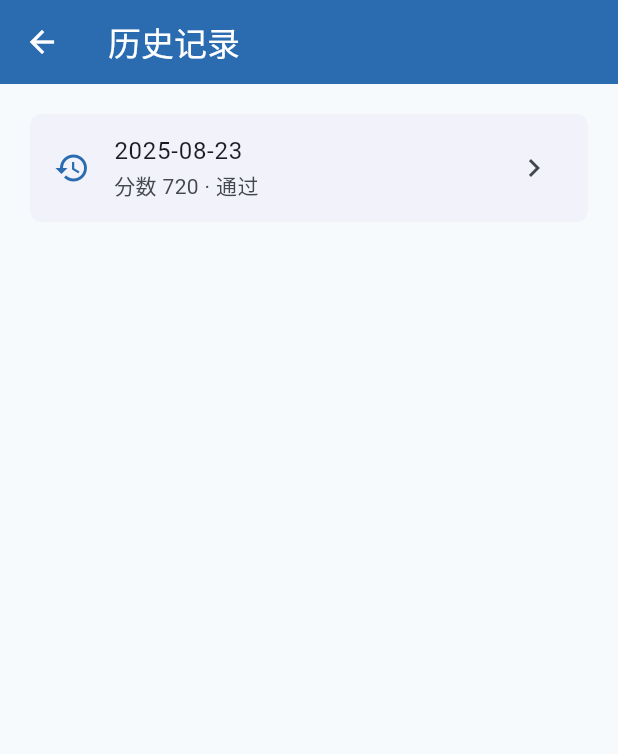
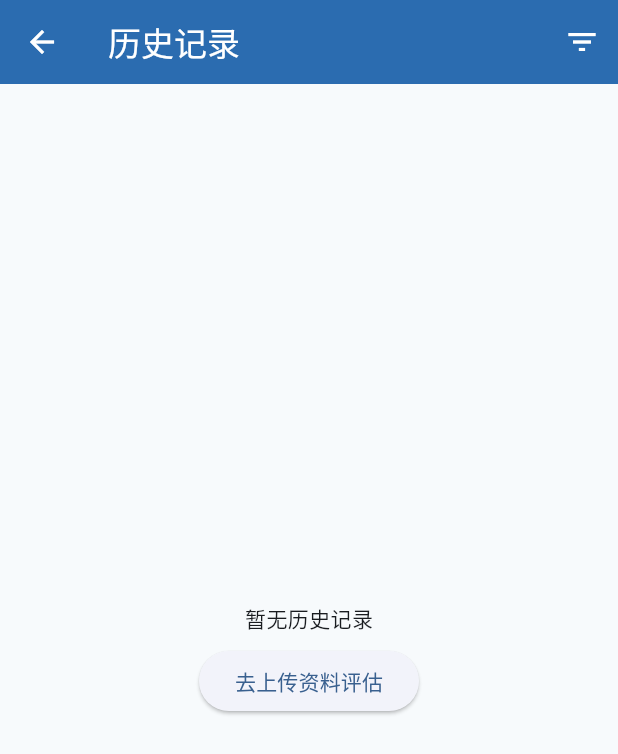
Before and after one commit to Dulpyanghaobo/RiskEyeMobileApp, a Flutter app: the HistoryPage screen opened directly, on a phone screen of 412 x 824 dp. Shown: the top 754 px of the screen. Run offline on Flutter 3.47's test engine with Material 3 defaults, Android fonts, the phone set to English and light mode, and no system bars; our stand-ins replace dio, flutter_image_compress, fluttertoast, image_picker, shared_preferences; accounts and stored records are empty; Roboto replaces fonts that are missing (SF Pro).

Commit message:
feat: add history page list with filters

```diff
--- a/risk_eye_mobile_app/lib/features/history/history_page.dart
+++ b/risk_eye_mobile_app/lib/features/history/history_page.dart
@@ -1,28 +1,187 @@
 import 'package:flutter/material.dart';
+
+import '../../models/history_item.dart';
+import '../../services/analytics_service.dart';
+import '../../state/providers.dart';
 import '../../widgets/app_bar.dart';
 import '../../widgets/cards.dart';
 import '../result/result_page.dart';
+import '../upload/upload_page.dart';
 
-class HistoryPage extends StatelessWidget {
+/// History list page showing past evaluations with filtering and sorting.
+class HistoryPage extends StatefulWidget {
   const HistoryPage({super.key});
+
+  static const String routeName = '/history';
+
+  @override
+  State<HistoryPage> createState() => _HistoryPageState();
+}
+
+enum _SortOption { latest, scoreDesc, scoreAsc }
+
+class _HistoryPageState extends State<HistoryPage> {
+  String? _decisionFilter;
+  _SortOption _sortOption = _SortOption.latest;
+
+  @override
+  void initState() {
+    super.initState();
+    AnalyticsService.logEvent('history_view');
+    appState.addListener(_onStateChanged);
+    appState.loadHistory();
+  }
+
+  void _onStateChanged() => setState(() {});
+
+  @override
+  void dispose() {
+    appState.removeListener(_onStateChanged);
+    super.dispose();
+  }
+
+  Future<void> _openFilter() async {
+    AnalyticsService.logEvent('history_filter_open');
+    final result = await showModalBottomSheet<_FilterResult>(
+      context: context,
+      builder: (context) {
+        String? decision = _decisionFilter;
+        _SortOption sort = _sortOption;
+        return StatefulBuilder(
+          builder: (context, setStateSheet) {
+            return Padding(
+              padding: const EdgeInsets.all(16),
+              child: Column(
+                mainAxisSize: MainAxisSize.min,
+                crossAxisAlignment: CrossAxisAlignment.start,
+                children: [
+                  const Text('决策状态'),
+                  DropdownButton<String?>(
+                    value: decision,
+                    isExpanded: true,
+                    items: const [
+                      DropdownMenuItem(value: null, child: Text('全部')),
+                      DropdownMenuItem(value: '通过', child: Text('通过')),
+                      DropdownMenuItem(value: '拒绝', child: Text('拒绝')),
+                      DropdownMenuItem(value: '需人工', child: Text('需人工')),
+                      DropdownMenuItem(value: '需补件', child: Text('需补件')),
+                      DropdownMenuItem(value: '进行中', child: Text('进行中')),
+                      DropdownMenuItem(value: '失败', child: Text('失败')),
+                    ],
+                    onChanged: (v) => setStateSheet(() => decision = v),
+                  ),
+                  const SizedBox(height: 16),
+                  const Text('排序'),
+                  RadioListTile<_SortOption>(
+                    title: const Text('最新优先'),
+                    value: _SortOption.latest,
+                    groupValue: sort,
+                    onChanged: (v) => setStateSheet(() => sort = v!),
+                  ),
+                  RadioListTile<_SortOption>(
+                    title: const Text('分数从高到低'),
+                    value: _SortOption.scoreDesc,
+                    groupValue: sort,
+                    onChanged: (v) => setStateSheet(() => sort = v!),
+                  ),
+                  RadioListTile<_SortOption>(
+                    title: const Text('分数从低到高'),
+                    value: _SortOption.scoreAsc,
+                    groupValue: sort,
+                    onChanged: (v) => setStateSheet(() => sort = v!),
+                  ),
+                  const SizedBox(height: 8),
+                  Align(
+                    alignment: Alignment.centerRight,
+                    child: ElevatedButton(
+                      onPressed: () =>
+                          Navigator.pop(context, _FilterResult(decision, sort)),
+                      child: const Text('应用'),
+                    ),
+                  )
+                ],
+              ),
+            );
+          },
+        );
+      },
+    );
+    if (result != null) {
+      setState(() {
+        _decisionFilter = result.decision;
+        _sortOption = result.sort;
+      });
+    }
+  }
 
   @override
   Widget build(BuildContext context) {
+    List<HistoryItem> items = List.from(appState.history);
+    if (_decisionFilter != null) {
+      items = items.where((e) => e.decision == _decisionFilter).toList();
+    }
+    switch (_sortOption) {
+      case _SortOption.latest:
+        items.sort((a, b) => b.createdAt.compareTo(a.createdAt));
+        break;
+      case _SortOption.scoreDesc:
+        items.sort((a, b) => b.score.compareTo(a.score));
+        break;
+      case _SortOption.scoreAsc:
+        items.sort((a, b) => a.score.compareTo(b.score));
+        break;
+    }
+
     return Scaffold(
-      appBar: const RiskAppBar(title: '历史记录'),
-      body: ListView(
-        padding: const EdgeInsets.all(16),
-        children: [
-          ListItemCard(
-            icon: Icons.history,
-            title: '2025-08-23',
-            subtitle: '分数 720 · 通过',
-            onTap: () {
-              Navigator.pushNamed(context, ResultPage.routeName);
-            },
+      appBar: RiskAppBar(
+        title: '历史记录',
+        actions: [
+          IconButton(
+            icon: const Icon(Icons.filter_list),
+            onPressed: _openFilter,
           ),
         ],
       ),
+      body: items.isEmpty
+          ? Center(
+              child: Column(
+                mainAxisSize: MainAxisSize.min,
+                children: [
+                  const Text('暂无历史记录'),
+                  const SizedBox(height: 8),
+                  ElevatedButton(
+                    onPressed: () =>
+                        Navigator.pushNamed(context, UploadPage.routeName),
+                    child: const Text('去上传资料评估'),
+                  ),
+                ],
+              ),
+            )
+          : ListView.builder(
+              padding: const EdgeInsets.all(16),
+              itemCount: items.length,
+              itemBuilder: (context, index) {
+                final item = items[index];
+                final date =
+                    item.createdAt.toLocal().toString().split('.').first;
+                return ListItemCard(
+                  icon: Icons.history,
+                  title: date,
+                  subtitle: '分数 ${item.score} · ${item.decision}',
+                  onTap: () {
+                    AnalyticsService.logEvent('history_item_open');
+                    Navigator.pushNamed(context, ResultPage.routeName);
+                  },
+                );
+              },
+            ),
     );
   }
 }
+
+class _FilterResult {
+  const _FilterResult(this.decision, this.sort);
+
+  final String? decision;
+  final _SortOption sort;
+}
```
Also changed, not shown: 1 other file.
